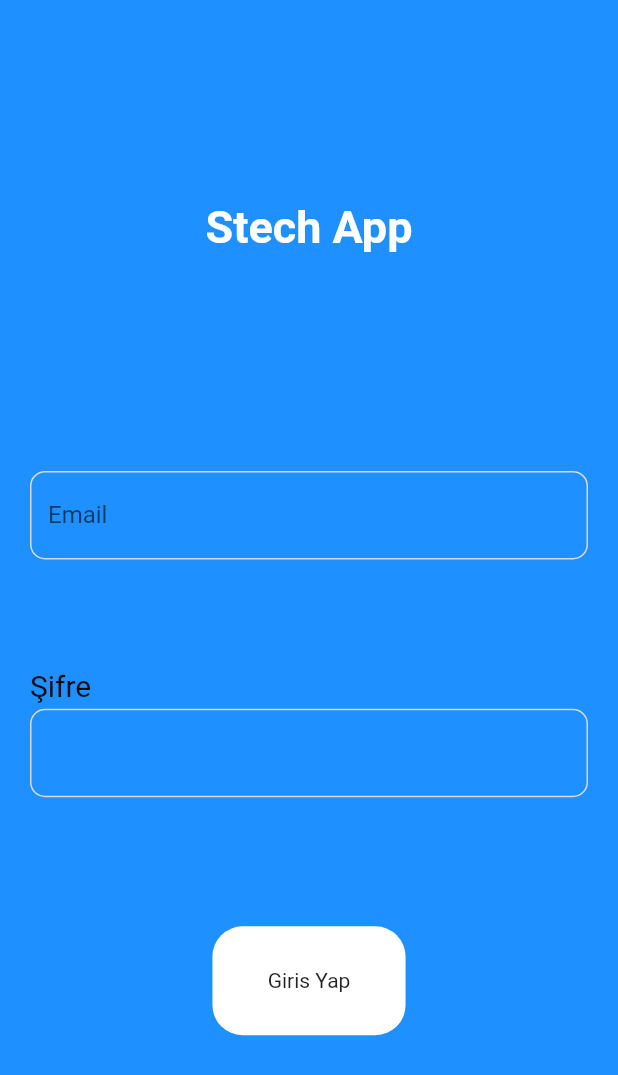
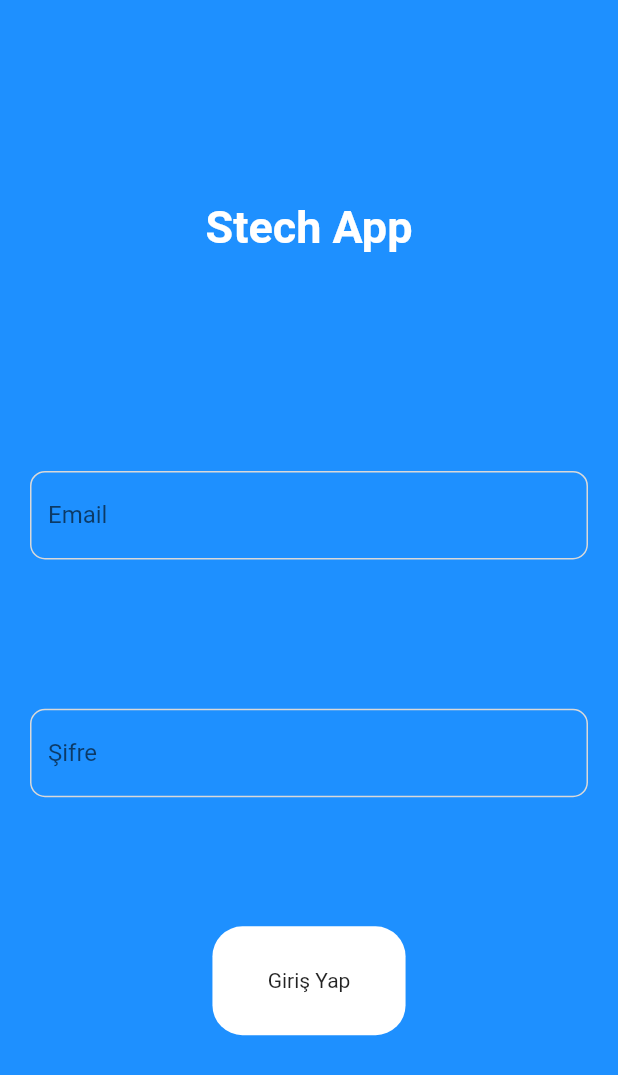
Before and after one commit to SerdarBayraktar/hackathonapp, a Flutter app: the AuthPage screen opened by its route, on a phone screen of 412 x 824 dp. Shown: the top 1075 px of the screen. Run offline on Flutter 3.47's test engine with Material 2 defaults, Android fonts, the phone set to English and light mode, and no system bars; our stand-ins replace cloud_firestore, firebase_auth, firebase_core, firebase_storage, flutter_screenutil, image_picker; accounts and stored records are empty.

Commit message:
UI update 2

```diff
--- a/lib/screens/auth/auth_page.dart
+++ b/lib/screens/auth/auth_page.dart
@@ -57,7 +57,8 @@ class _AuthPageState extends State<AuthPage> {
             ),
             SizedBox(height: 50.h,),
             CustomTextFormField(
-            label: "Şifre",
+              label: '',
+            hintText: "Şifre",
             controller: passwordController,
             isPassword: true,
             validator: (String? val) {
@@ -78,7 +79,7 @@ class _AuthPageState extends State<AuthPage> {
                   color: AppColors.white,
                   borderRadius: BorderRadius.all(Radius.circular(20.0))
               ),              child: InkWell(
-                child: Center(child: Text('Giris Yap')),
+                child: Center(child: Text('Giriş Yap')),
                 onTap: auth,
               ),
             )
@@ -91,6 +92,6 @@ class _AuthPageState extends State<AuthPage> {
     UserCredential user = await FirebaseAuth.instance.signInWithEmailAndPassword(email: emailController.text.toString(), password: passwordController.text.toString());
     print(user.user!.uid);
     Values.uid = user.user!.uid;
-    Navigator.pushNamed(context, '/mainScreen');
+    Navigator.pushNamed(context, '/oku');
   }
 }
```
Also changed, not shown: lib/screens/history_page/history_page.dart (+13 -5 lines), lib/screens/oku_page/oku_page.dart (+21 -6 lines).
